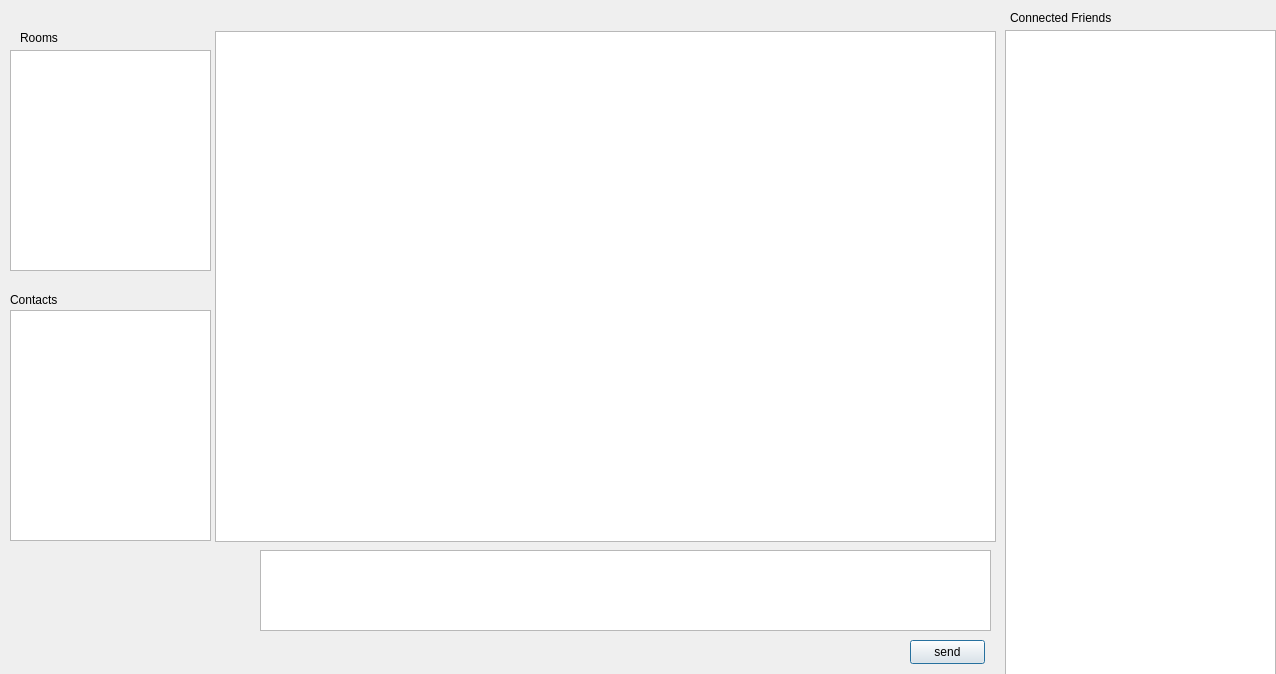
Before: the Qt Designer form HTW-Connect/chat.ui in Zorghost/HTW-Connect, drawn with Qt 5.
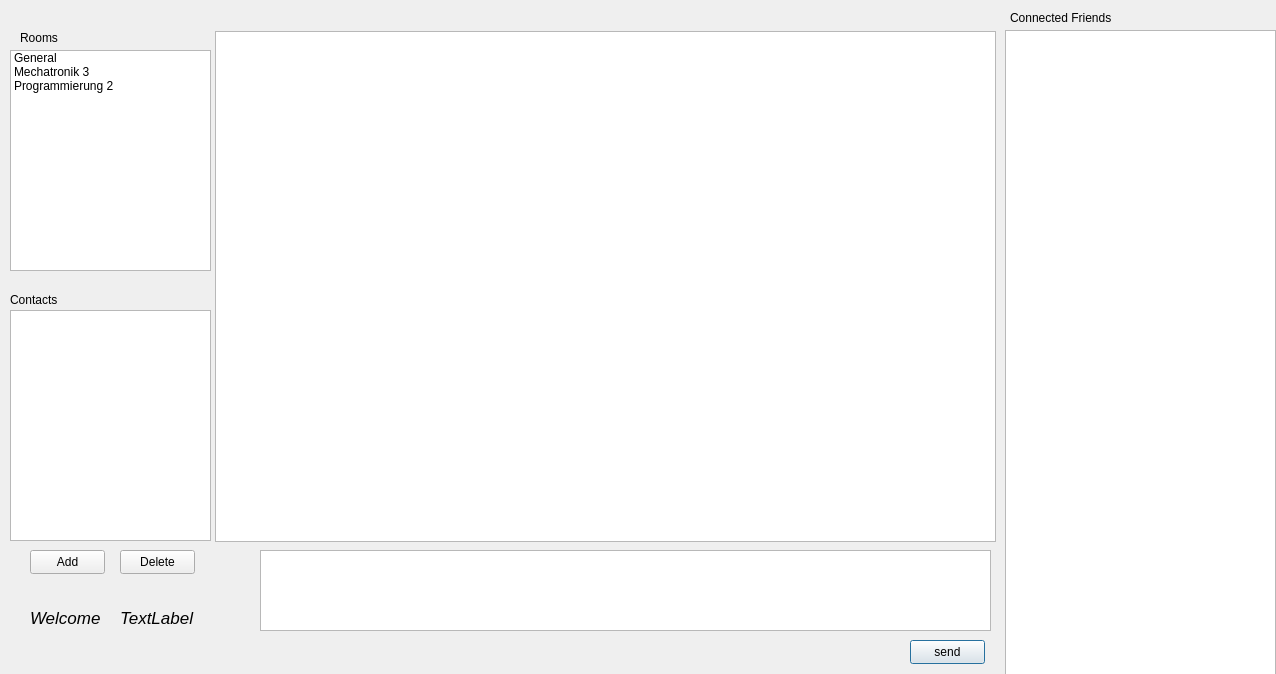
After: the same form once the commit is applied.

Patch:
```diff
--- a/HTW-Connect/chat.ui
+++ b/HTW-Connect/chat.ui
@@ -88,7 +88,7 @@
     <string>Rooms</string>
    </property>
   </widget>
-  <widget class="QListView" name="listView">
+  <widget class="QListWidget" name="listWidget">
    <property name="geometry">
     <rect>
      <x>10</x>
@@ -97,6 +97,27 @@
      <height>221</height>
     </rect>
    </property>
+   <property name="showDropIndicator" stdset="0">
+    <bool>true</bool>
+   </property>
+   <property name="layoutMode">
+    <enum>QListView::Batched</enum>
+   </property>
+   <item>
+    <property name="text">
+     <string>General</string>
+    </property>
+   </item>
+   <item>
+    <property name="text">
+     <string>Mechatronik 3</string>
+    </property>
+   </item>
+   <item>
+    <property name="text">
+     <string>Programmierung 2</string>
+    </property>
+   </item>
   </widget>
   <widget class="QListView" name="listView_2">
    <property name="geometry">
@@ -121,6 +142,70 @@
     <string>Contacts</string>
    </property>
   </widget>
+  <widget class="QLabel" name="label_4">
+   <property name="geometry">
+    <rect>
+     <x>30</x>
+     <y>610</y>
+     <width>71</width>
+     <height>16</height>
+    </rect>
+   </property>
+   <property name="font">
+    <font>
+     <pointsize>13</pointsize>
+     <italic>true</italic>
+    </font>
+   </property>
+   <property name="text">
+    <string>Welcome </string>
+   </property>
+  </widget>
+  <widget class="QLabel" name="label_5">
+   <property name="geometry">
+    <rect>
+     <x>120</x>
+     <y>610</y>
+     <width>91</width>
+     <height>16</height>
+    </rect>
+   </property>
+   <property name="font">
+    <font>
+     <pointsize>13</pointsize>
+     <italic>true</italic>
+    </font>
+   </property>
+   <property name="text">
+    <string>TextLabel</string>
+   </property>
+  </widget>
+  <widget class="QPushButton" name="pushButton_2">
+   <property name="geometry">
+    <rect>
+     <x>30</x>
+     <y>550</y>
+     <width>75</width>
+     <height>24</height>
+    </rect>
+   </property>
+   <property name="text">
+    <string>Add</string>
+   </property>
+  </widget>
+  <widget class="QPushButton" name="pushButton_3">
+   <property name="geometry">
+    <rect>
+     <x>120</x>
+     <y>550</y>
+     <width>75</width>
+     <height>24</height>
+    </rect>
+   </property>
+   <property name="text">
+    <string>Delete</string>
+   </property>
+  </widget>
   <zorder>plainTextEdit</zorder>
   <zorder>listWidget</zorder>
   <zorder>label</zorder>
```
Left out of the diff: 6 changed lines with no effect on the pictures.
